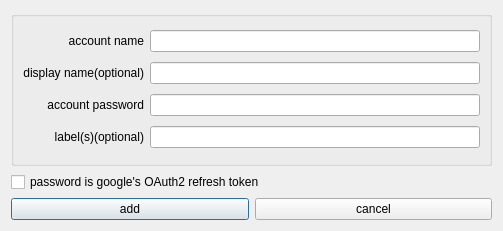
Qt form src/addaccount.ui (mhogomchungu/qCheckGMail) before a commit.
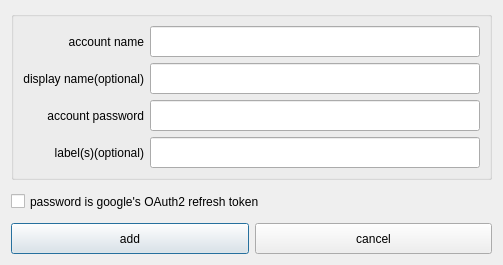
The same form after that commit.

Patch:
```diff
--- a/src/addaccount.ui
+++ b/src/addaccount.ui
@@ -25,6 +25,12 @@
      <layout class="QGridLayout" name="gridLayout_2">
       <item row="0" column="0">
        <widget class="QLabel" name="label">
+        <property name="minimumSize">
+         <size>
+          <width>0</width>
+          <height>31</height>
+         </size>
+        </property>
         <property name="text">
          <string>account name</string>
         </property>
@@ -38,6 +44,12 @@
       </item>
       <item row="0" column="1">
        <widget class="QLineEdit" name="lineEditName">
+        <property name="minimumSize">
+         <size>
+          <width>0</width>
+          <height>31</height>
+         </size>
+        </property>
         <property name="toolTip">
          <string>Normal gmail accounts can be added without the &quot;@gmail.com&quot; part.
 Hosted domain addresses must be added with the &quot;@ABC.XYZ&quot; part.</string>
@@ -46,6 +58,12 @@
       </item>
       <item row="1" column="0">
        <widget class="QLabel" name="label_4">
+        <property name="minimumSize">
+         <size>
+          <width>0</width>
+          <height>31</height>
+         </size>
+        </property>
         <property name="text">
          <string>display name(optional)</string>
         </property>
@@ -58,10 +76,23 @@
        </widget>
       </item>
       <item row="1" column="1">
-       <widget class="QLineEdit" name="lineEditOptionalName"/>
+       <widget class="QLineEdit" name="lineEditOptionalName">
+        <property name="minimumSize">
+         <size>
+          <width>0</width>
+          <height>31</height>
+         </size>
+        </property>
+       </widget>
       </item>
       <item row="2" column="0">
        <widget class="QLabel" name="label_2">
+        <property name="minimumSize">
+         <size>
+          <width>0</width>
+          <height>31</height>
+         </size>
+        </property>
         <property name="text">
          <string>account password</string>
         </property>
@@ -75,6 +106,12 @@
       </item>
       <item row="2" column="1">
        <widget class="QLineEdit" name="lineEditPassword">
+        <property name="minimumSize">
+         <size>
+          <width>0</width>
+          <height>31</height>
+         </size>
+        </property>
         <property name="echoMode">
          <enum>QLineEdit::Password</enum>
         </property>
@@ -82,6 +119,12 @@
       </item>
       <item row="3" column="0">
        <widget class="QLabel" name="label_3">
+        <property name="minimumSize">
+         <size>
+          <width>0</width>
+          <height>31</height>
+         </size>
+        </property>
         <property name="text">
          <string>label(s)(optional)</string>
         </property>
@@ -95,6 +138,12 @@
       </item>
       <item row="3" column="1">
        <widget class="QLineEdit" name="lineEditLabel">
+        <property name="minimumSize">
+         <size>
+          <width>0</width>
+          <height>31</height>
+         </size>
+        </property>
         <property name="toolTip">
          <string>multiple labels can be entered by separating them with a comma(,)</string>
         </property>
@@ -105,6 +154,12 @@
    </item>
    <item row="1" column="0" colspan="2">
     <widget class="QCheckBox" name="cbToken">
+     <property name="minimumSize">
+      <size>
+       <width>0</width>
+       <height>31</height>
+      </size>
+     </property>
      <property name="text">
       <string>password is google's OAuth2 refresh token</string>
      </property>
@@ -112,6 +167,12 @@
    </item>
    <item row="2" column="0">
     <widget class="QPushButton" name="pushButtonAdd">
+     <property name="minimumSize">
+      <size>
+       <width>0</width>
+       <height>31</height>
+      </size>
+     </property>
      <property name="text">
       <string>add</string>
      </property>
@@ -119,6 +180,12 @@
    </item>
    <item row="2" column="1">
     <widget class="QPushButton" name="pushButtonCancel">
+     <property name="minimumSize">
+      <size>
+       <width>0</width>
+       <height>31</height>
+      </size>
+     </property>
      <property name="text">
       <string>cancel</string>
      </property>
```
